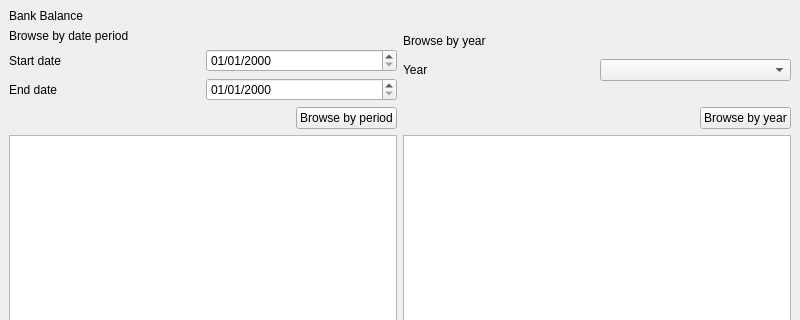
The window that views/BrowseDataView.ui (xcarol/wmm-qt) describes before a commit, drawn with Qt 5; both pictures show x 0 to 800 and y 0 to 320 of the 800 by 600 pixel window.
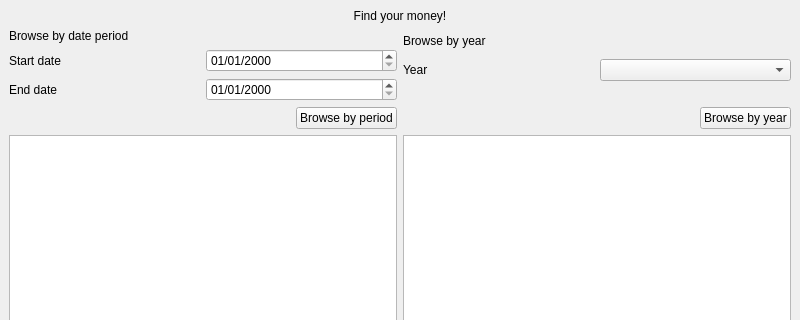
The same window after the commit.

Commit message: hide categories without amount

```diff
--- a/views/BrowseDataView.ui
+++ b/views/BrowseDataView.ui
@@ -18,7 +18,10 @@
     <item row="0" column="0">
      <widget class="QLabel" name="label">
       <property name="text">
-       <string>Bank Balance</string>
+       <string>Find your money!</string>
+      </property>
+      <property name="alignment">
+       <set>Qt::AlignCenter</set>
       </property>
      </widget>
     </item>
```
The commit also changes 1 other file.
